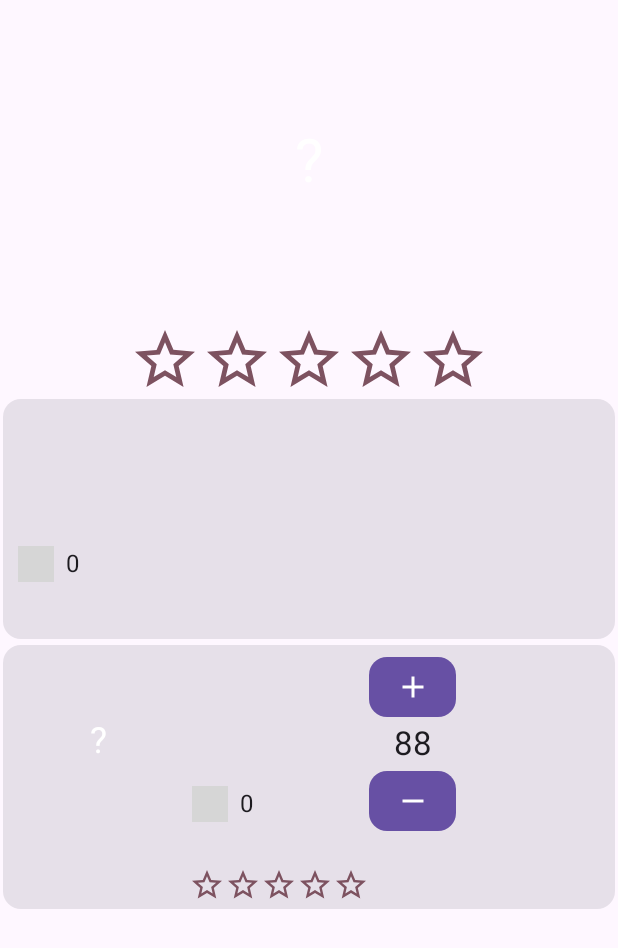
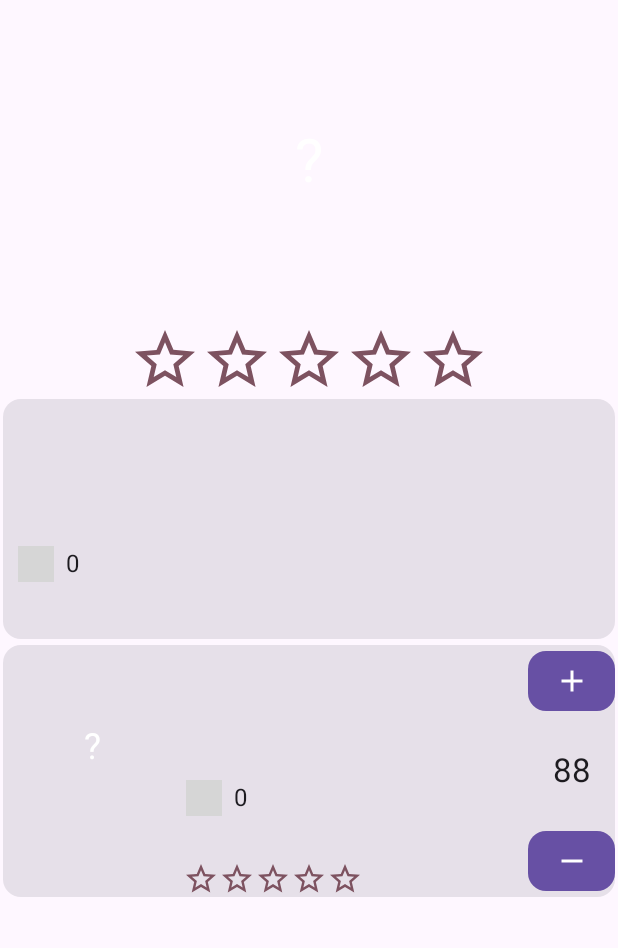
Before and after one commit to NathanielMotus/Cavevin, an Android app built with Jetpack Compose: the composable BottleDetailContent shown on its own in the app's theme, on a phone screen of 412 x 824 dp. Shown: the top 948 px of the screen. Run offline under Robolectric (Android 15) with nearby library versions, the light colour scheme and no system bars; our stand-ins replace Room's generated code, livedata-compose; 4 statements that could not run were skipped; grey boxes are pictures that could not be loaded.

Commit message:
Improve BottleCard.kt with custom Layout

```diff
--- a/app/src/main/java/com/nathaniel/motus/cavevin/ui/elements/BottleCard.kt
+++ b/app/src/main/java/com/nathaniel/motus/cavevin/ui/elements/BottleCard.kt
@@ -7,6 +7,10 @@ import androidx.compose.material3.Card
 import androidx.compose.runtime.Composable
 import androidx.compose.ui.Alignment
 import androidx.compose.ui.Modifier
+import androidx.compose.ui.layout.Layout
+import androidx.compose.ui.layout.Measurable
+import androidx.compose.ui.layout.MeasureResult
+import androidx.compose.ui.layout.Placeable
 import androidx.compose.ui.unit.Constraints
 import androidx.compose.ui.unit.dp
 import com.nathaniel.motus.cavevin.data.cellar_database.WineColor
@@ -32,10 +36,8 @@ fun BottleCard(
             .padding(2.dp)
             .fillMaxWidth()
     ) {
-        Row(
-            verticalAlignment = Alignment.Top,
-            modifier = modifier.padding(4.dp)
-        ) {
+        CardLayout {
+            Box(modifier = modifier.padding(top = 8.dp)) {
                 BottleRepresentation(
                     bottleImageBitmap = bottleImageBitmap,
                     bottleImageUri = bottleImageUri,
@@ -43,6 +45,7 @@ fun BottleCard(
                     appellation = appellation,
                     imageSize = imageSize
                 )
+            }
 
             Column() {
                 MainWineData(
@@ -61,3 +64,56 @@ fun BottleCard(
         }
     }
 }
+
+@Composable
+private fun CardLayout(
+    //Force first and last composables width as constraints
+    //and middle composable height as constraints
+    //todo optimize
+    content: @Composable () -> Unit
+) = Layout(content = content) { measurables, constraints ->
+    val firstWidth = measurables.first().minIntrinsicWidth(constraints.maxHeight)
+    val lastWidth = measurables.last().minIntrinsicWidth(constraints.maxHeight)
+    val midHeight = measurables[1].minIntrinsicHeight(constraints.maxWidth - firstWidth - lastWidth)
+
+    val placeables: MutableList<Placeable> = mutableListOf()
+    for (i in 0..measurables.size - 1)
+        if (i == 0) placeables.add(
+            measurables[i].measure(
+                Constraints(
+                    maxWidth = constraints.maxWidth,
+                    maxHeight = midHeight
+                )
+            )
+        )
+        else if (i in 1..measurables.size - 2) placeables.add(
+            measurables[i].measure(
+                Constraints(
+                    maxWidth = constraints.maxWidth - firstWidth - lastWidth,
+                    maxHeight = constraints.maxHeight
+                )
+            )
+        )
+        else placeables.add(
+            measurables[i].measure(
+                Constraints(
+                    maxWidth = constraints.maxWidth,
+                    maxHeight = midHeight
+                )
+            )
+        )
+
+
+    layout(constraints.maxWidth, midHeight) {
+        var xPosition = 0
+
+        for (i in 0..placeables.size - 2) {
+            placeables[i].placeRelative(xPosition, 0)
+            xPosition += placeables[i].width
+        }
+
+        xPosition = constraints.maxWidth - placeables.last().width
+        placeables.last().placeRelative(xPosition, 0)
+
+    }
+}
```
Lines whose indentation alone changed are shown as unchanged.
